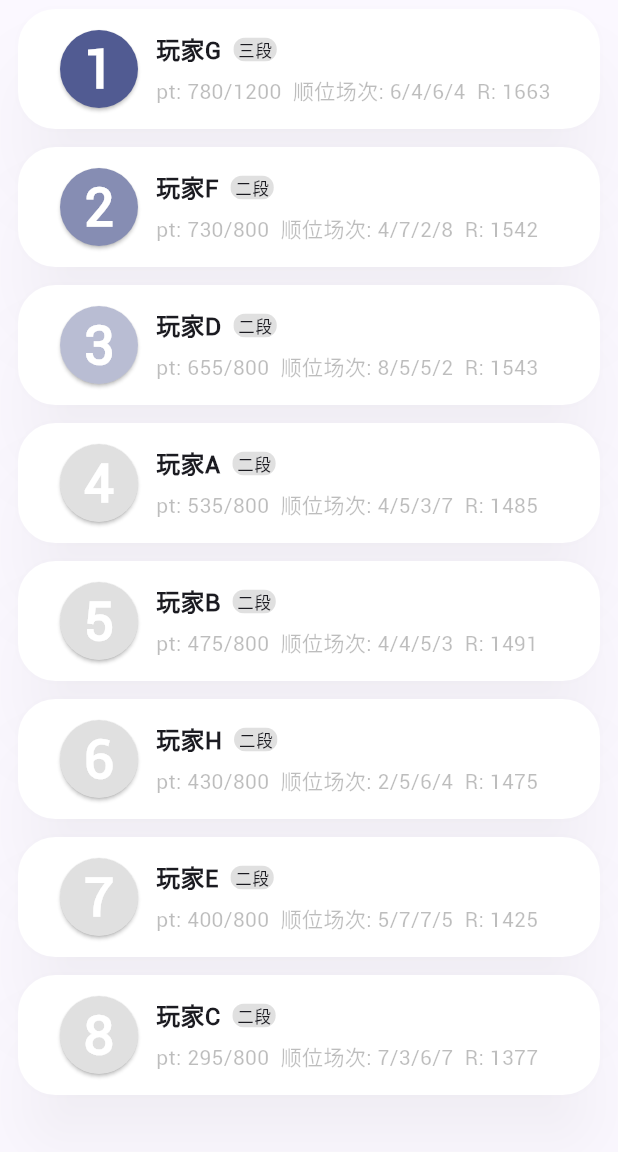
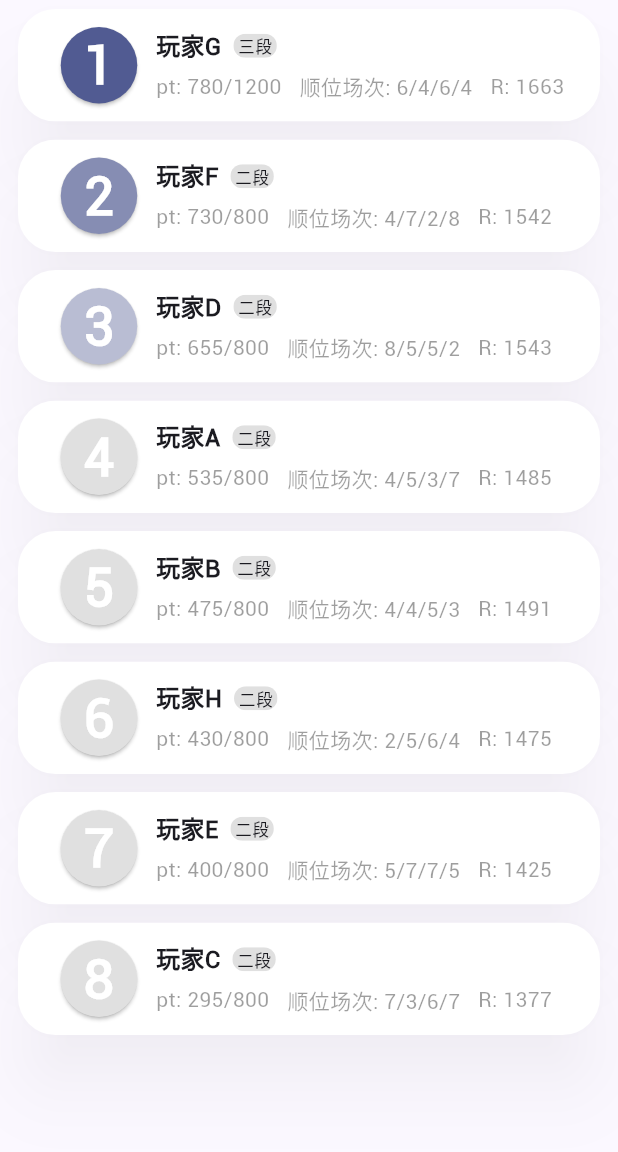
Before and after one commit to Tuyixiang/WDK-Pro-League, a Flutter app: the screen it shows after launch, on a phone screen of 412 x 824 dp, the part 84-1236 px from its top. Run offline on Flutter 3.47's test engine with Material 2 defaults, Android fonts, the phone set to English and light mode, and no system bars; our stand-ins replace dio, loading_indicator, styled_widget; network calls fail; Roboto replaces fonts that are missing (AlibabaPuHuiTi).

Commit message:
优化窄屏幕下的布局

```diff
--- a/wdk_pro_league/lib/leader_board.dart
+++ b/wdk_pro_league/lib/leader_board.dart
@@ -112,14 +112,12 @@ class _PlayerCardState extends CardState<PlayerCard> {
 
   @override
   Widget buildChild(BuildContext context) {
-    final Widget index = Styled.widget(
-      child: Text(
+    final Widget index = Text(
       (widget.index + 1).toString(),
       style: const TextStyle(
         color: Colors.white,
         fontWeight: FontWeight.bold,
         fontSize: 36,
-        ),
       ),
     )
         .center()
@@ -144,17 +142,27 @@ class _PlayerCardState extends CardState<PlayerCard> {
     } else {
       orderText = widget.info.orderCount.join("/");
     }
-    final Widget description = Text(
-      'pt: ${widget.info.currentPt}/${widget.info.thresholdPt}'
-      '  '
-      '顺位场次: $orderText'
-      '  '
+    final descriptionStyle = TextStyle(
+      color: Theme.of(context).disabledColor,
+      fontSize: 14,
+    );
+    final description = Wrap(
+      alignment: WrapAlignment.start,
+      spacing: 12,
+      children: [
+        Text(
+          'pt: ${widget.info.currentPt}/${widget.info.thresholdPt}',
+          style: descriptionStyle,
+        ),
+        Text(
+          '顺位场次: $orderText',
+          style: descriptionStyle,
+        ),
+        Text(
           'R: ${widget.info.rValue.round()}',
-      style: const TextStyle(
-        color: Colors.black26,
-        fontWeight: FontWeight.normal,
-        fontSize: 14,
+          style: descriptionStyle,
         ),
+      ],
     );
 
     return Row(children: [
```
Also changed, not shown: wdk_pro_league/lib/elements/card.dart (+3 -4 lines), wdk_pro_league/lib/game_history.dart (+21 -11 lines). Lines whose indentation alone changed are shown as unchanged.
